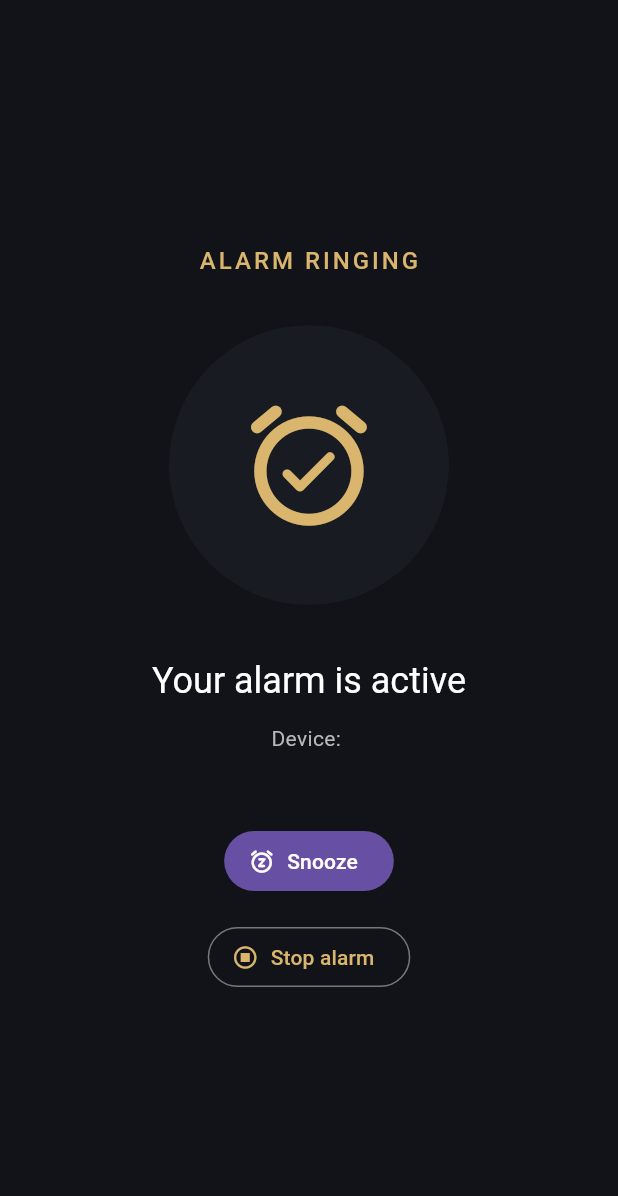
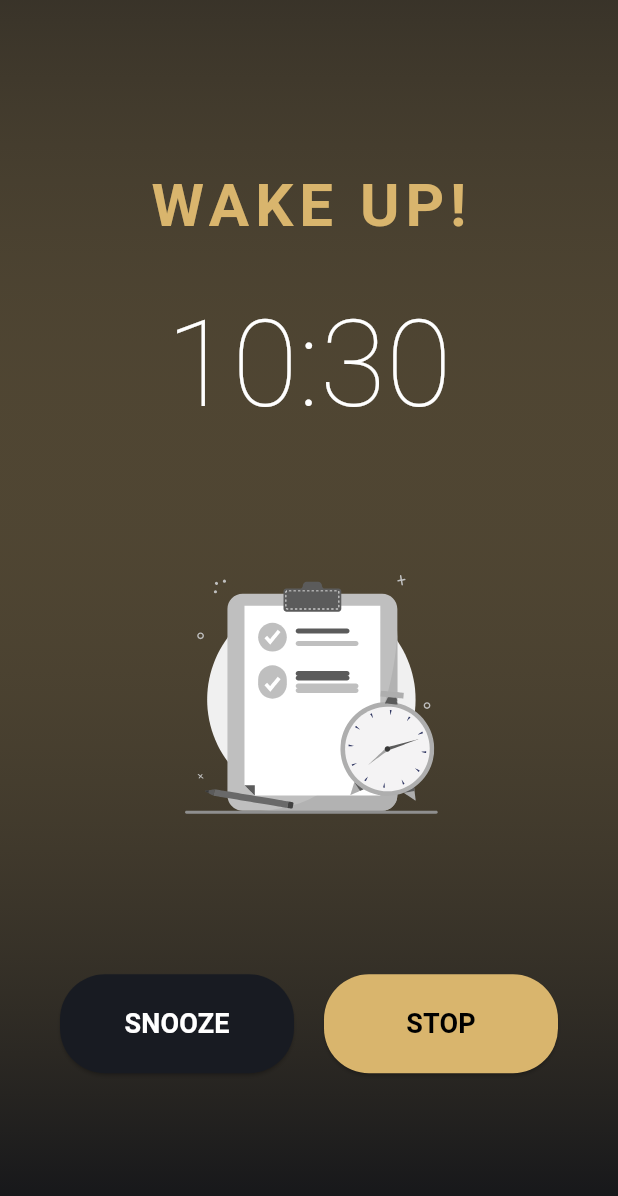
Before and after one commit to Ashiy-Ishan/Smart_AI_Alarm, a Flutter app: the AlarmRingingScreen screen opened directly with empty values, on a phone screen of 412 x 824 dp. Shown: the top 1196 px of the screen. Run offline on Flutter 3.47's test engine with Material 3 defaults, Android fonts, the phone set to English and light mode, and no system bars; our stand-ins replace firebase_auth, firebase_core, firebase_database, firebase_messaging, flutter_blue_plus, flutter_dotenv and 7 more; missing offline and left inert: googleapis, network_info_plus; accounts and stored records are empty.

```diff
--- a/fontend/alarm_frontend/lib/screens/alarm/alarm_ringing_screen.dart
+++ b/fontend/alarm_frontend/lib/screens/alarm/alarm_ringing_screen.dart
@@ -1,111 +1,143 @@
-import 'package:alarm_frontend/services/notification_service.dart';
-import 'package:alarm_frontend/utils/app_colors.dart';
-import 'package:firebase_core/firebase_core.dart';
+import 'package:flutter/material.dart';
+import 'package:lottie/lottie.dart';
 import 'package:firebase_database/firebase_database.dart';
-import 'package:flutter/material.dart';
+import 'package:intl/intl.dart';
+import '../../utils/app_colors.dart';
 
-class AlarmRingingScreen extends StatefulWidget {
+class AlarmRingingScreen extends StatelessWidget {
+  final String macAddress;
+  final String hiddenUid;
+
   const AlarmRingingScreen({
     super.key,
     required this.macAddress,
     required this.hiddenUid,
   });
 
-  final String macAddress;
-  final String hiddenUid;
-
-  @override
-  State<AlarmRingingScreen> createState() => _AlarmRingingScreenState();
-}
-
-class _AlarmRingingScreenState extends State<AlarmRingingScreen>
-    with SingleTickerProviderStateMixin {
-  late final AnimationController _pulseController;
-  bool _updating = false;
-
-  @override
-  void initState() {
-    super.initState();
-    _pulseController = AnimationController(
-      vsync: this,
-      duration: const Duration(milliseconds: 900),
-    )..repeat(reverse: true);
+  void _stopAlarm() {
+    FirebaseDatabase.instance
+        .ref()
+        .child('Users')
+        .child(hiddenUid)
+        .child('Devices')
+        .child(macAddress)
+        .update({
+          'MobileStop': true,
+          'AlarmStatus': 'IDLE'
+        });
   }
 
-  @override
-  void dispose() {
-    _pulseController.dispose();
-    super.dispose();
-  }
+  // add 5 minutes to CURRENT real time for the device, NOT the user alarm setting
+  void _snoozeAlarm() async {
+    final ref = FirebaseDatabase.instance
+        .ref()
+        .child('Users')
+        .child(hiddenUid)
+        .child('Devices')
+        .child(macAddress);
 
-  Future<void> _updateStatus(String status) async {
-    if (_updating) return;
-    setState(() => _updating = true);
-    try {
-      await FirebaseDatabase.instance
-          .ref('Users/${widget.hiddenUid}/Devices/${widget.macAddress}/AlarmStatus')
-          .set(status);
-      await NotificationService().cancelAlarm();
-      if (mounted) Navigator.of(context).pop();
-    } on FirebaseException catch (error) {
-      if (mounted) {
-        ScaffoldMessenger.of(context).showSnackBar(
-          SnackBar(content: Text('Unable to update alarm: ${error.message ?? error.code}')),
-        );
-      }
-    } finally {
-      if (mounted) setState(() => _updating = false);
-    }
+    // Get the current actual time
+    DateTime now = DateTime.now();
+    DateTime snoozeTime = now.add(const Duration(minutes: 5));
+    String snoozeTimeStr = DateFormat("HH:mm").format(snoozeTime);
+
+    // Update cloud with temporary snooze time
+    // Hardware should look at 'SnoozeTime' field instead of 'AlarmTime' during snooze
+    await ref.update({
+      'SnoozeUntil': snoozeTimeStr,
+      'AlarmStatus': 'SNOOZE'
+    });
   }
 
   @override
   Widget build(BuildContext context) {
-    return PopScope(
-      canPop: false,
-      child: Scaffold(
-        backgroundColor: AppColors.background,
-        body: SafeArea(
-          child: Center(
-            child: Padding(
-              padding: const EdgeInsets.all(24),
-              child: Column(
-                mainAxisAlignment: MainAxisAlignment.center,
+    return Scaffold(
+      backgroundColor: AppColors.background,
+      body: Container(
+        width: double.infinity,
+        decoration: BoxDecoration(
+          gradient: LinearGradient(
+            begin: Alignment.topCenter,
+            end: Alignment.bottomCenter,
+            colors: [
+              AppColors.primary.withOpacity(0.2),
+              AppColors.background,
+            ],
+          ),
+        ),
+        child: Column(
+          mainAxisAlignment: MainAxisAlignment.center,
+          children: [
+            const Text(
+              "WAKE UP!",
+              style: TextStyle(
+                color: AppColors.primary,
+                fontSize: 40,
+                fontWeight: FontWeight.bold,
+                letterSpacing: 4,
+              ),
+            ),
+            const SizedBox(height: 20),
+
+            // show the actual time when it's ringing
+            Text(
+              DateFormat("HH:mm").format(DateTime.now()),
+              style: const TextStyle(
+                color: AppColors.textPrimary,
+                fontSize: 80,
+                fontWeight: FontWeight.w200,
+              ),
+            ),
+
+            const SizedBox(height: 40),
+            SizedBox(
+              height: 250,
+              child: Lottie.asset('assets/lotties/alarm.json'),
+            ),
+            const SizedBox(height: 60),
+            Padding(
+              padding: const EdgeInsets.symmetric(horizontal: 40),
+              child: Row(
                 children: [
-                  Text('ALARM RINGING', style: Theme.of(context).textTheme.titleMedium?.copyWith(color: AppColors.primary, letterSpacing: 2)),
-                  const SizedBox(height: 32),
-                  AnimatedBuilder(
-                    animation: _pulseController,
-                    builder: (context, child) => Transform.scale(
-                      scale: 1 + (_pulseController.value * .12),
-                      child: child,
-                    ),
-                    child: const CircleAvatar(
-                      radius: 92,
-                      backgroundColor: AppColors.card,
-                      child: Icon(Icons.alarm_on_rounded, size: 96, color: AppColors.primary),
+                  Expanded(
+                    child: ElevatedButton(
+                      onPressed: () {
+                        _snoozeAlarm();
+                        Navigator.pop(context);
+                      },
+                      style: ElevatedButton.styleFrom(
+                        backgroundColor: AppColors.card,
+                        foregroundColor: AppColors.textPrimary,
+                        padding: const EdgeInsets.symmetric(vertical: 20),
+                        shape: RoundedRectangleBorder(
+                          borderRadius: BorderRadius.circular(30),
+                        ),
+                      ),
+                      child: const Text("SNOOZE", style: TextStyle(fontSize: 18, fontWeight: FontWeight.bold)),
                     ),
                   ),
-                  const SizedBox(height: 36),
-                  Text('Your alarm is active', style: Theme.of(context).textTheme.headlineSmall?.copyWith(color: AppColors.textPrimary)),
-                  const SizedBox(height: 12),
-                  Text('Device: ${widget.macAddress}', style: Theme.of(context).textTheme.bodyMedium?.copyWith(color: AppColors.textSecondary)),
-                  const SizedBox(height: 48),
-                  FilledButton.icon(
-                    onPressed: _updating ? null : () => _updateStatus('SNOOZED'),
-                    icon: const Icon(Icons.snooze_rounded),
-                    label: const Text('Snooze'),
-                  ),
-                  const SizedBox(height: 16),
-                  OutlinedButton.icon(
-                    onPressed: _updating ? null : () => _updateStatus('STOPPED'),
-                    icon: const Icon(Icons.stop_circle_outlined),
-                    label: Text(_updating ? 'Updating...' : 'Stop alarm'),
-                    style: OutlinedButton.styleFrom(foregroundColor: AppColors.primary),
+                  const SizedBox(width: 20),
+                  Expanded(
+                    child: ElevatedButton(
+                      onPressed: () {
+                        _stopAlarm();
+                        Navigator.pop(context);
+                      },
+                      style: ElevatedButton.styleFrom(
+                        backgroundColor: AppColors.primary,
+                        foregroundColor: Colors.black,
+                        padding: const EdgeInsets.symmetric(vertical: 20),
+                        shape: RoundedRectangleBorder(
+                          borderRadius: BorderRadius.circular(30),
+                        ),
+                      ),
+                      child: const Text("STOP", style: TextStyle(fontSize: 18, fontWeight: FontWeight.bold)),
+                    ),
                   ),
                 ],
               ),
             ),
-          ),
+          ],
         ),
       ),
     );
--- a/fontend/alarm_frontend/pubspec.yaml
+++ b/fontend/alarm_frontend/pubspec.yaml
@@ -66,6 +66,8 @@ dev_dependencies:
   # package. See that file for information about deactivating specific lint
   # rules and activating additional ones.
   flutter_lints: ^6.0.0
+  mocktail: ^1.0.5
+  test: ^1.30.0
 
 # For information on the generic Dart part of this file, see the
 # following page: https://dart.dev/tools/pub/pubspec
```
Also changed, not shown: fontend/alarm_frontend/lib/controller/auth_controller.dart (+2 -5 lines), fontend/alarm_frontend/lib/main.dart (+11 -19 lines), fontend/alarm_frontend/lib/screens/calendar_screen.dart (+3 -20 lines), fontend/alarm_frontend/lib/screens/home_screen.dart (+5 -4 lines), fontend/alarm_frontend/lib/screens/hub_screen.dart (+9 -7 lines), fontend/alarm_frontend/lib/screens/hub_setup/bluetooth_scan_screen.dart (+14 -28 lines), fontend/alarm_frontend/lib/screens/hub_setup/wifi_setup_screen.dart (+11 -3 lines), fontend/alarm_frontend/lib/services/bluetooth_service.dart (+14 -14 lines), fontend/alarm_frontend/lib/services/google_sync_service.dart (+100 -51 lines), fontend/alarm_frontend/lib/services/notification_service.dart (+53 -48 lines), fontend/alarm_frontend/lib/services/weather_service.dart (+24 -27 lines), fontend/alarm_frontend/pubspec.lock, 4 other files.
